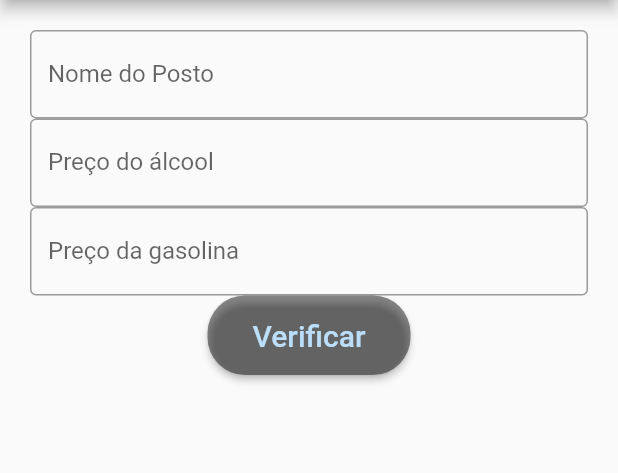
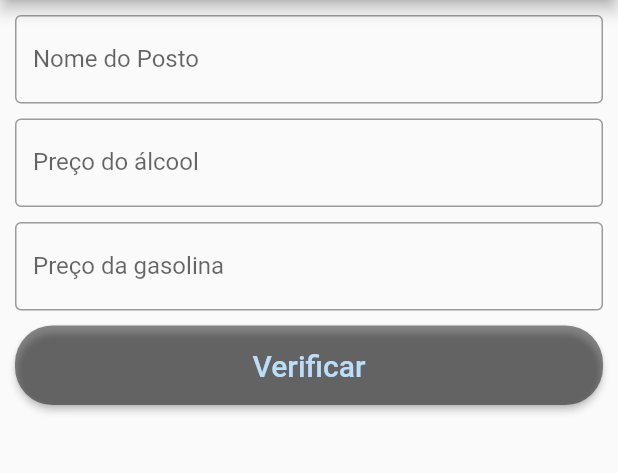
Before and after one commit to faugustus17/combustivel_ideal, a Flutter app: the screen it shows after launch, on a phone screen of 412 x 824 dp, the part 84-557 px from its top. Run offline on Flutter 3.47's test engine with Material 2 defaults, Android fonts, the phone set to English and light mode, and no system bars; our stand-ins replace date_format, sqflite; accounts and stored records are empty.

Commit message:
Atualização

```diff
--- a/lib/pages/custoCad.dart
+++ b/lib/pages/custoCad.dart
@@ -145,9 +145,10 @@ class _CustoCadState extends State<CustoCad>{
       appBar: buildAppBar(),
       body: SingleChildScrollView(
         padding: EdgeInsets.all(10.0),
-        child: Container(
-          padding: EdgeInsets.all(10.0),
           child: Column(
+            mainAxisAlignment: MainAxisAlignment.spaceEvenly,
+            crossAxisAlignment: CrossAxisAlignment.stretch,
+            mainAxisSize: MainAxisSize.max,
             children: <Widget>[
               TextField(
                 decoration: InputDecoration(
@@ -162,6 +163,9 @@ class _CustoCadState extends State<CustoCad>{
                 controller: _nomePostoController,
                 focusNode: _nomeFocus,
               ),
+              SizedBox(
+                height: 10.0,
+              ),
               TextField(
                 decoration: InputDecoration(
                   labelText: "Preço do álcool",
@@ -172,6 +176,9 @@ class _CustoCadState extends State<CustoCad>{
                   _custoTemp.preco_alcool = text;
                 },
                 controller: _precoAlcoolController,
+              ),
+              SizedBox(
+                height: 10.0,
               ),
               TextField(
                 decoration: InputDecoration(
@@ -184,9 +191,11 @@ class _CustoCadState extends State<CustoCad>{
                 },
                 controller: _precoGasolinaController,
               ),
+              SizedBox(
+                height: 10.0,
+              ),
               buildRaisedButton(),
             ],
-          ),
         ),
       ),
     );
```
